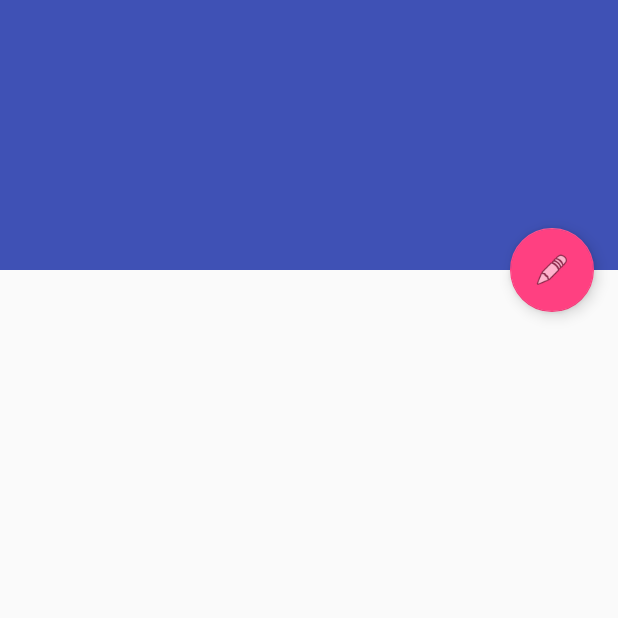
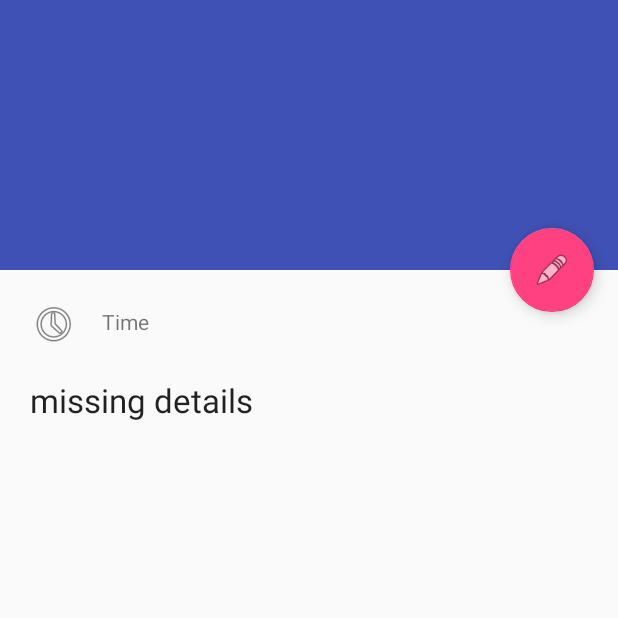
Before and after one commit to Alexxx111/Uni-App, an Android app: the DescriptionActivity screen opened directly, with no data from a screen before it, on a phone screen of 412 x 824 dp, the top half of it. Run offline under Robolectric (Android 15) with nearby library versions, the phone set to English and light mode, and no system bars.

Commit message:
Group Description Time

```diff
--- a/UniMate/app/src/main/java/com/unimate/DescriptionActivity.java
+++ b/UniMate/app/src/main/java/com/unimate/DescriptionActivity.java
@@ -9,8 +9,6 @@ import android.support.v7.widget.Toolbar;
 import android.view.View;
 import android.widget.TextView;
 
-import org.w3c.dom.Text;
-
 public class DescriptionActivity extends AppCompatActivity {
 
     @Override
@@ -21,15 +19,22 @@ public class DescriptionActivity extends AppCompatActivity {
         setSupportActionBar(toolbar);
 
         TextView descriptionText = (TextView)findViewById(R.id.description_text);
+        TextView startTimeText = (TextView)findViewById(R.id.start_time_text);
+        TextView endTimeText = (TextView)findViewById(R.id.end_time_text);
+
 
         Intent intent = getIntent();
         String memberCountString = intent.getStringExtra("memberCount");
+        String startTimeString = intent.getStringExtra("startTime");
+        String endTimeString = intent.getStringExtra("endTime");
+        String groupDescriptionString="missing details";
+       // groupDescriptionString = intent.getStringExtra("groupDescription");
         String groupNameString = intent.getStringExtra("groupName");
-        String groupDescriptionString = intent.getStringExtra("groupDescription");
 
         setTitle(groupNameString);
         descriptionText.setText(groupDescriptionString);
-
+        endTimeText.setText(endTimeString);
+        startTimeText.setText(startTimeString);
 
         FloatingActionButton fab = (FloatingActionButton) findViewById(R.id.fab);
         fab.setOnClickListener(new View.OnClickListener() {
--- a/UniMate/app/src/main/java/com/unimate/FeedActivity.java
+++ b/UniMate/app/src/main/java/com/unimate/FeedActivity.java
@@ -76,6 +76,10 @@ public class FeedActivity extends BaseActivity {
                         Intent intent = new Intent(FeedActivity.this, DescriptionActivity.class);
                         Event e = (Event) adapterView.getAdapter().getItem(i);
                         String groupNameString = e.getName();
+                        String startTimeString = e.getStartHour() + ":" + e.getStartMinute();
+                        String endTimeString = e.getEndHour() + ":" + e.getEndMinute();
+                        intent.putExtra("startTime", startTimeString);
+                        intent.putExtra("endTime", endTimeString);
                         intent.putExtra("groupName", groupNameString);
                         String groupDescriptionString = e.getDescription();
                         intent.putExtra("groupDescription", groupDescriptionString);
--- a/UniMate/app/src/main/res/layout/content_description.xml
+++ b/UniMate/app/src/main/res/layout/content_description.xml
@@ -7,12 +7,67 @@
     app:layout_behavior="@string/appbar_scrolling_view_behavior"
     tools:context="com.unimate.DescriptionActivity"
     tools:showIn="@layout/activity_description">
+    <RelativeLayout
+        android:layout_width="match_parent"
+        android:layout_height="wrap_content"
+        android:orientation="vertical" >
 
-    <TextView
-        android:layout_width="wrap_content"
-        android:layout_height="wrap_content"
-        android:layout_margin="@dimen/text_margin"
-        android:text="Description"
-        android:id="@+id/description_text" />
+        <!-- TextView and other stuff -->
+
+        <ImageView
+            android:layout_width="wrap_content"
+            android:layout_height="wrap_content"
+            android:id="@+id/imageView"
+            android:src="@android:drawable/ic_menu_recent_history"
+            android:layout_below="@+id/event_name_text"
+            android:layout_alignParentLeft="true"
+            android:layout_alignParentStart="true"
+            android:paddingTop="20dp"
+            android:paddingLeft="20dp" />
+
+        <TextView
+            android:layout_width="wrap_content"
+            android:layout_height="wrap_content"
+            android:text="Time"
+            android:id="@+id/time_label"
+            android:layout_marginLeft="@dimen/text_margin"
+            android:layout_marginRight="@dimen/text_margin"
+            android:paddingBottom="8dp"
+            android:layout_alignBottom="@+id/end_time_text"
+            android:layout_toEndOf="@+id/imageView" />
+
+        <TextView
+            android:layout_width="wrap_content"
+            android:layout_height="wrap_content"
+            android:textAppearance="?android:attr/textAppearanceLarge"
+            android:text="00:00"
+            android:paddingTop="22dp"
+            android:id="@+id/end_time_text"
+            android:layout_above="@+id/description_text"
+            android:layout_centerHorizontal="true" />
+
+        <TextView
+            android:layout_width="wrap_content"
+            android:layout_height="wrap_content"
+            android:textAppearance="?android:attr/textAppearanceLarge"
+            android:text="00:00"
+            android:id="@+id/start_time_text"
+            android:paddingTop="17dp"
+            android:layout_alignBottom="@+id/end_time_text"
+            android:layout_alignParentEnd="true"
+            android:layout_marginEnd="37dp" />
+
+        <TextView
+            android:layout_width="wrap_content"
+            android:layout_height="wrap_content"
+            android:textAppearance="?android:attr/textAppearanceLarge"
+            android:text="Large Text"
+            android:id="@+id/description_text"
+            android:paddingTop="20dp"
+            android:layout_below="@+id/imageView"
+            android:layout_alignParentStart="true"
+            android:paddingLeft="20dp" />
+    </RelativeLayout>
+
 
 </android.support.v4.widget.NestedScrollView>
```
